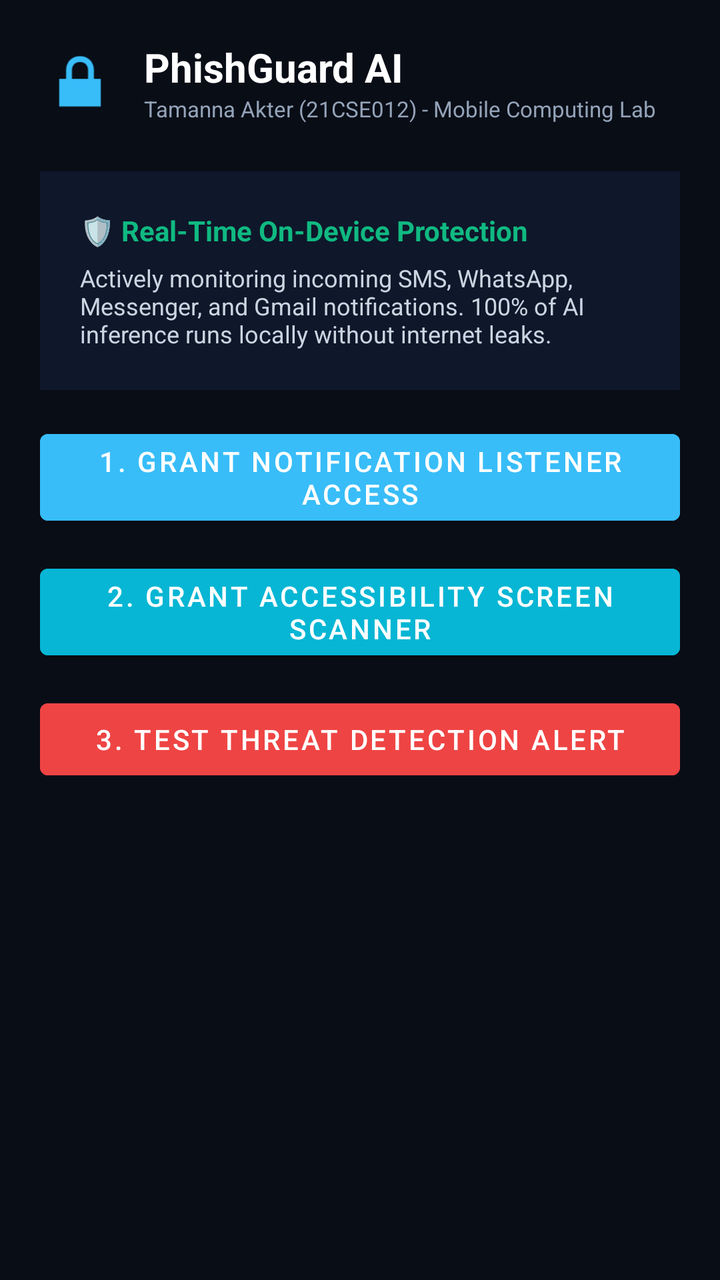
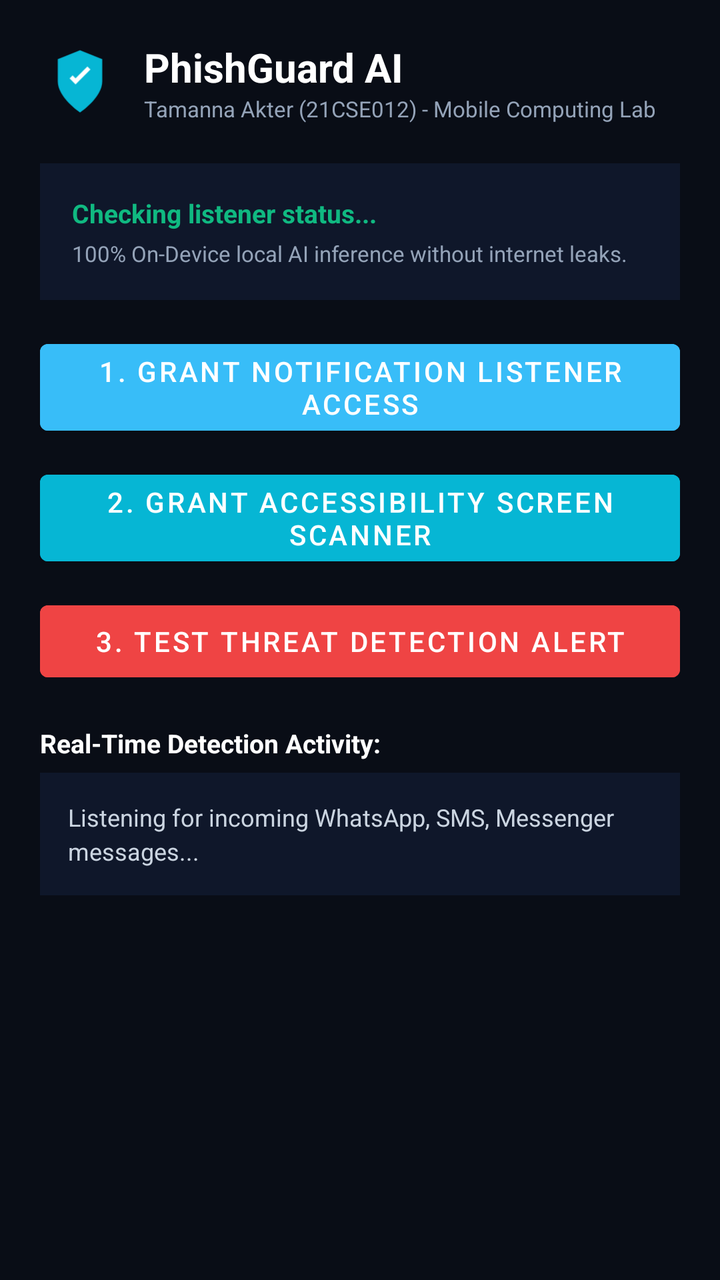

An Android layout rendered at two revisions. The XML below is the earlier revision; the diff shows what the commit changed to produce the second picture.
<!-- AndroidManifest.xml: application theme Theme.PhishGuardAI -->
<!-- res/layout/activity_main.xml -->
<?xml version="1.0" encoding="utf-8"?>
<LinearLayout xmlns:android="http://schemas.android.com/apk/res/android"
    android:layout_width="match_parent"
    android:layout_height="match_parent"
    android:orientation="vertical"
    android:background="@color/bg_dark"
    android:padding="20dp">

    
    <LinearLayout
        android:layout_width="match_parent"
        android:layout_height="wrap_content"
        android:orientation="horizontal"
        android:gravity="center_vertical"
        android:layout_marginBottom="24dp">

        <ImageView
            android:layout_width="40dp"
            android:layout_height="40dp"
            android:src="@android:drawable/ic_lock_lock"
            android:tint="@color/primary_sky" />

        <LinearLayout
            android:layout_width="wrap_content"
            android:layout_height="wrap_content"
            android:orientation="vertical"
            android:layout_marginStart="12dp">

            <TextView
                android:layout_width="wrap_content"
                android:layout_height="wrap_content"
                android:text="PhishGuard AI"
                android:textColor="#FFFFFF"
                android:textSize="20sp"
                android:textStyle="bold" />

            <TextView
                android:layout_width="wrap_content"
                android:layout_height="wrap_content"
                android:text="Tamanna Akter (21CSE012) - Mobile Computing Lab"
                android:textColor="#94A3B8"
                android:textSize="11sp" />
        </LinearLayout>
    </LinearLayout>

    
    <LinearLayout
        android:layout_width="match_parent"
        android:layout_height="wrap_content"
        android:orientation="vertical"
        android:background="@color/surface_dark"
        android:padding="20dp"
        android:layout_marginBottom="16dp">

        <TextView
            android:layout_width="wrap_content"
            android:layout_height="wrap_content"
            android:text="🛡️ Real-Time On-Device Protection"
            android:textColor="@color/threat_safe"
            android:textSize="14sp"
            android:textStyle="bold" />

        <TextView
            android:layout_width="wrap_content"
            android:layout_height="wrap_content"
            android:text="Actively monitoring incoming SMS, WhatsApp, Messenger, and Gmail notifications. 100% of AI inference runs locally without internet leaks."
            android:textColor="#CBD5E1"
            android:textSize="12sp"
            android:layout_marginTop="6dp" />
    </LinearLayout>

    
    <Button
        android:id="@+id/btnEnableNotificationListener"
        android:layout_width="match_parent"
        android:layout_height="wrap_content"
        android:text="1. Grant Notification Listener Access"
        android:backgroundTint="@color/primary_sky"
        android:textColor="#FFFFFF"
        android:layout_marginBottom="12dp" />

    <Button
        android:id="@+id/btnEnableAccessibility"
        android:layout_width="match_parent"
        android:layout_height="wrap_content"
        android:text="2. Grant Accessibility Screen Scanner"
        android:backgroundTint="@color/primary_cyan"
        android:textColor="#FFFFFF"
        android:layout_marginBottom="12dp" />

    <Button
        android:id="@+id/btnTestSampleNotification"
        android:layout_width="match_parent"
        android:layout_height="wrap_content"
        android:text="3. Test Threat Detection Alert"
        android:backgroundTint="@color/threat_critical"
        android:textColor="#FFFFFF" />

</LinearLayout>
<!-- resources referenced by this layout -->
<resources>
  <color name="bg_dark">#090D16</color>
  <color name="primary_cyan">#06B6D4</color>
  <color name="primary_sky">#38BDF8</color>
  <color name="surface_dark">#0F172A</color>
  <color name="threat_critical">#EF4444</color>
  <color name="threat_safe">#10B981</color>
  <style name="Theme.PhishGuardAI" parent="Theme.MaterialComponents.DayNight.NoActionBar">
          <item name="colorPrimary">@color/primary_sky</item>
          <item name="android:statusBarColor">@color/surface_dark</item>
          <item name="android:windowBackground">@color/bg_dark</item>
      </style>
</resources>

<!-- the commit's change to res/layout/activity_main.xml (unified diff, before → after) -->
@@ -1,99 +1,127 @@
 <?xml version="1.0" encoding="utf-8"?>
-<LinearLayout xmlns:android="http://schemas.android.com/apk/res/android"
+<ScrollView xmlns:android="http://schemas.android.com/apk/res/android"
     android:layout_width="match_parent"
     android:layout_height="match_parent"
-    android:orientation="vertical"
     android:background="@color/bg_dark"
-    android:padding="20dp">
+    android:fillViewport="true">
 
-    
     <LinearLayout
         android:layout_width="match_parent"
         android:layout_height="wrap_content"
-        android:orientation="horizontal"
-        android:gravity="center_vertical"
-        android:layout_marginBottom="24dp">
+        android:orientation="vertical"
+        android:padding="20dp">
 
-        <ImageView
-            android:layout_width="40dp"
-            android:layout_height="40dp"
-            android:src="@android:drawable/ic_lock_lock"
-            android:tint="@color/primary_sky" />
+        
+        <LinearLayout
+            android:layout_width="match_parent"
+            android:layout_height="wrap_content"
+            android:orientation="horizontal"
+            android:gravity="center_vertical"
+            android:layout_marginBottom="20dp">
 
+            <ImageView
+                android:layout_width="40dp"
+                android:layout_height="40dp"
+                android:src="@drawable/ic_phishguard_logo" />
+
+            <LinearLayout
+                android:layout_width="wrap_content"
+                android:layout_height="wrap_content"
+                android:orientation="vertical"
+                android:layout_marginStart="12dp">
+
+                <TextView
+                    android:layout_width="wrap_content"
+                    android:layout_height="wrap_content"
+                    android:text="PhishGuard AI"
+                    android:textColor="#FFFFFF"
+                    android:textSize="20sp"
+                    android:textStyle="bold" />
+
+                <TextView
+                    android:layout_width="wrap_content"
+                    android:layout_height="wrap_content"
+                    android:text="Tamanna Akter (21CSE012) - Mobile Computing Lab"
+                    android:textColor="#94A3B8"
+                    android:textSize="11sp" />
+            </LinearLayout>
+        </LinearLayout>
+
+        
         <LinearLayout
-            android:layout_width="wrap_content"
+            android:layout_width="match_parent"
             android:layout_height="wrap_content"
             android:orientation="vertical"
-            android:layout_marginStart="12dp">
+            android:background="@color/surface_dark"
+            android:padding="16dp"
+            android:layout_marginBottom="16dp">
 
             <TextView
+                android:id="@+id/tvServiceStatus"
                 android:layout_width="wrap_content"
                 android:layout_height="wrap_content"
-                android:text="PhishGuard AI"
-                android:textColor="#FFFFFF"
-                android:textSize="20sp"
+                android:text="Checking listener status..."
+                android:textColor="@color/threat_safe"
+                android:textSize="13sp"
                 android:textStyle="bold" />
 
             <TextView
                 android:layout_width="wrap_content"
                 android:layout_height="wrap_content"
-                android:text="Tamanna Akter (21CSE012) - Mobile Computing Lab"
+                android:text="100% On-Device local AI inference without internet leaks."
                 android:textColor="#94A3B8"
-                android:textSize="11sp" />
+                android:textSize="11sp"
+                android:layout_marginTop="4dp" />
         </LinearLayout>
-    </LinearLayout>
 
-    
-    <LinearLayout
-        android:layout_width="match_parent"
-        android:layout_height="wrap_content"
-        android:orientation="vertical"
-        android:background="@color/surface_dark"
-        android:padding="20dp"
-        android:layout_marginBottom="16dp">
+        
+        <Button
+            android:id="@+id/btnEnableNotificationListener"
+            android:layout_width="match_parent"
+            android:layout_height="wrap_content"
+            android:text="1. Grant Notification Listener Access"
+            android:backgroundTint="@color/primary_sky"
+            android:textColor="#FFFFFF"
+            android:layout_marginBottom="10dp" />
 
+        <Button
+            android:id="@+id/btnEnableAccessibility"
+            android:layout_width="match_parent"
+            android:layout_height="wrap_content"
+            android:text="2. Grant Accessibility Screen Scanner"
+            android:backgroundTint="@color/primary_cyan"
+            android:textColor="#FFFFFF"
+            android:layout_marginBottom="10dp" />
+
+        <Button
+            android:id="@+id/btnTestSampleNotification"
+            android:layout_width="match_parent"
+            android:layout_height="wrap_content"
+            android:text="3. Test Threat Detection Alert"
+            android:backgroundTint="@color/threat_critical"
+            android:textColor="#FFFFFF"
+            android:layout_marginBottom="18dp" />
+
+        
         <TextView
             android:layout_width="wrap_content"
             android:layout_height="wrap_content"
-            android:text="🛡️ Real-Time On-Device Protection"
-            android:textColor="@color/threat_safe"
-            android:textSize="14sp"
-            android:textStyle="bold" />
+            android:text="Real-Time Detection Activity:"
+            android:textColor="#FFFFFF"
+            android:textSize="13sp"
+            android:textStyle="bold"
+            android:layout_marginBottom="6dp" />
 
         <TextView
-            android:layout_width="wrap_content"
+            android:id="@+id/tvRecentLog"
+            android:layout_width="match_parent"
             android:layout_height="wrap_content"
-            android:text="Actively monitoring incoming SMS, WhatsApp, Messenger, and Gmail notifications. 100% of AI inference runs locally without internet leaks."
+            android:background="@color/surface_dark"
+            android:padding="14dp"
+            android:text="Listening for incoming WhatsApp, SMS, Messenger messages..."
             android:textColor="#CBD5E1"
             android:textSize="12sp"
-            android:layout_marginTop="6dp" />
+            android:lineSpacingExtra="3dp" />
+
     </LinearLayout>
-
-    
-    <Button
-        android:id="@+id/btnEnableNotificationListener"
-        android:layout_width="match_parent"
-        android:layout_height="wrap_content"
-        android:text="1. Grant Notification Listener Access"
-        android:backgroundTint="@color/primary_sky"
-        android:textColor="#FFFFFF"
-        android:layout_marginBottom="12dp" />
-
-    <Button
-        android:id="@+id/btnEnableAccessibility"
-        android:layout_width="match_parent"
-        android:layout_height="wrap_content"
-        android:text="2. Grant Accessibility Screen Scanner"
-        android:backgroundTint="@color/primary_cyan"
-        android:textColor="#FFFFFF"
-        android:layout_marginBottom="12dp" />
-
-    <Button
-        android:id="@+id/btnTestSampleNotification"
-        android:layout_width="match_parent"
-        android:layout_height="wrap_content"
-        android:text="3. Test Threat Detection Alert"
-        android:backgroundTint="@color/threat_critical"
-        android:textColor="#FFFFFF" />
-
-</LinearLayout>
+</ScrollView>
<!-- resource entries referenced after the edit -->
@@ -6,6 +6,20 @@
   <color name="surface_dark">#0F172A</color>
   <color name="threat_critical">#EF4444</color>
   <color name="threat_safe">#10B981</color>
+  <!-- drawable ic_phishguard_logo (drawable) -->
+  <?xml version="1.0" encoding="utf-8"?>
+  <vector xmlns:android="http://schemas.android.com/apk/res/android"
+      android:width="108dp"
+      android:height="108dp"
+      android:viewportWidth="108"
+      android:viewportHeight="108">
+      <path
+          android:fillColor="#06B6D4"
+          android:pathData="M54,12 L84,24 L84,54 C84,76 54,96 54,96 C54,96 24,76 24,54 L24,24 Z" />
+      <path
+          android:fillColor="#FFFFFF"
+          android:pathData="M48,58 L40,50 L44,46 L48,50 L64,34 L68,38 Z" />
+  </vector>
   <style name="Theme.PhishGuardAI" parent="Theme.MaterialComponents.DayNight.NoActionBar">
           <item name="colorPrimary">@color/primary_sky</item>
           <item name="android:statusBarColor">@color/surface_dark</item>
